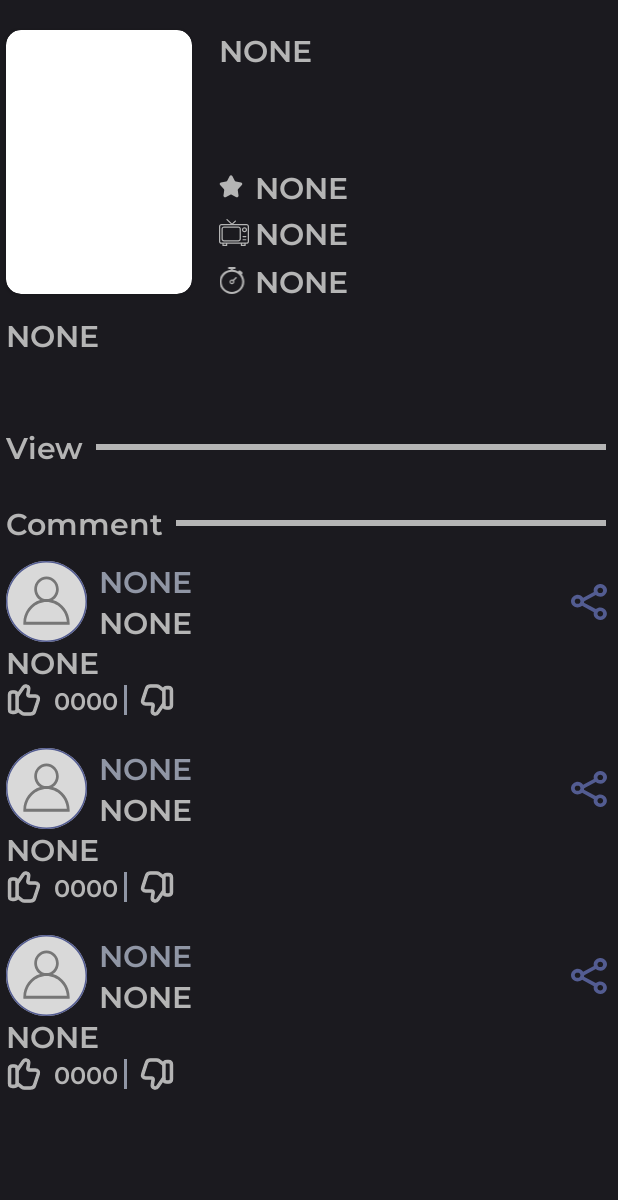
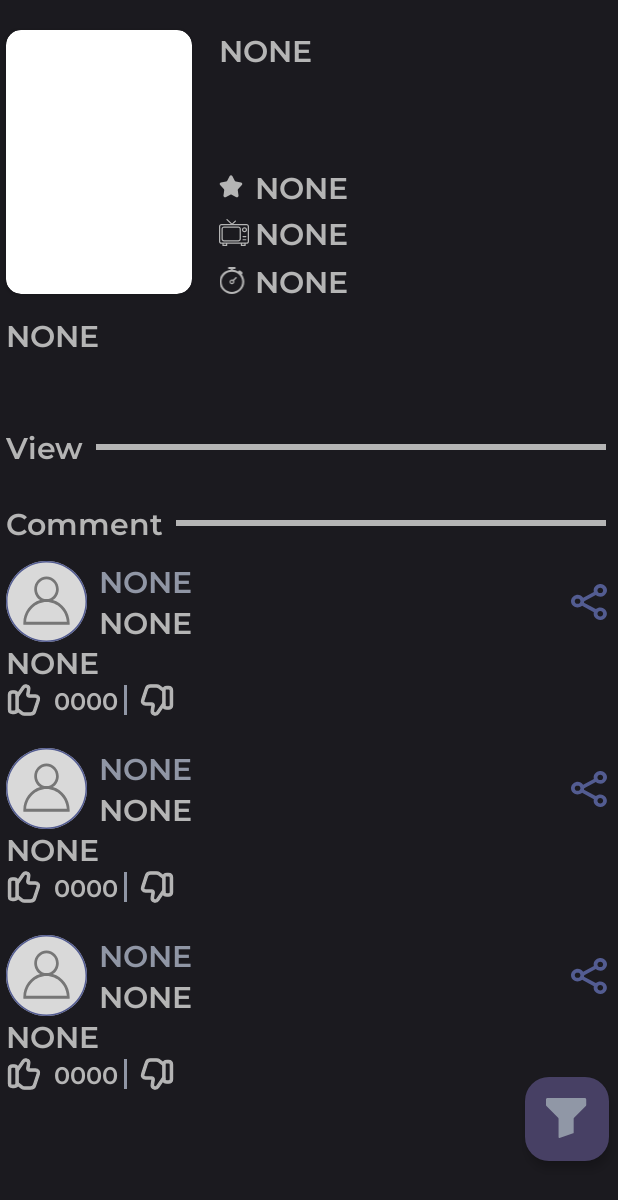
Before and after one commit to Kirixo/NyaCawa, an Android app: the layout fragment_anime_player.xml on its own in the app's theme, with its tools: preview values and no code run, on a phone screen of 412 x 824 dp. Shown: the top 1200 px of the screen. Run offline under Robolectric (Android 15) with nearby library versions, the phone set to English and light mode, and no system bars.

```diff
--- /dev/null
+++ b/app/src/main/java/com/project/nyacawa/presentation/ui/alert_dialog/FilterClick.kt
@@ -0,0 +1,4 @@
+package com.project.nyacawa.presentation.ui.alert_dialog
+
+
+typealias onFilterYearClick = (Int) -> Unit
--- a/app/src/main/java/com/project/nyacawa/presentation/ui/fragments/Catalog.kt
+++ b/app/src/main/java/com/project/nyacawa/presentation/ui/fragments/Catalog.kt
@@ -23,6 +23,8 @@ class Catalog : Fragment() {
 
     private lateinit var binding: FragmentCatalogBinding
     private var columnCount = 3
+    private val yearIndex = -1;
+    private val seasonIndex = -1;
 
 
     override fun onCreate(savedInstanceState: Bundle?) {
@@ -55,6 +57,7 @@ class Catalog : Fragment() {
             adapter = CatalogAdapter(AnimeDataPlaceholder.ITEMS, click)
         }
 
+
         binding.fabFilter.setOnClickListener{
             val dialog = FilterDialog()
 
--- a/app/src/main/java/com/project/nyacawa/presentation/ui/fragments/MainMenu.kt
+++ b/app/src/main/java/com/project/nyacawa/presentation/ui/fragments/MainMenu.kt
@@ -46,8 +46,6 @@ class MainMenu : Fragment(){
 
 
     companion object{
-
-
         private fun animeListHorizontal(context: Context?, scrollView: RecyclerView, onAnimeClick: onAnimeClick){
             //TODO("The filling should not be here")
 
@@ -58,8 +56,6 @@ class MainMenu : Fragment(){
 
             scrollView.adapter = AnimeScrollBarAdapter(dataList, onAnimeClick)
         }
-
-
     }
 
 
--- /dev/null
+++ b/app/src/main/res/drawable/send.xml
@@ -0,0 +1,13 @@
+<?xml version="1.0" encoding="utf-8"?>
+<vector xmlns:android="http://schemas.android.com/apk/res/android"
+    android:width="40dp"
+    android:height="40dp"
+    android:viewportWidth="40"
+    android:viewportHeight="40">
+    <path
+        android:fillColor="#FF323142"
+        android:pathData="M20 0A20 20 0 1 0 20 40 20 20 0 1 0 20 0z"/>
+    <path
+        android:fillColor="#FF535C91"
+        android:pathData="M31 18.27c1.33 0.77 1.33 2.7 0 3.46L16 30.4c-1.33 0.77-3-0.19-3-1.73V11.34c0-1.54 1.67-2.5 3-1.73l15 8.66Z"/>
+</vector>
--- a/app/src/main/res/layout/fragment_anime_player.xml
+++ b/app/src/main/res/layout/fragment_anime_player.xml
@@ -1,16 +1,32 @@
 <?xml version="1.0" encoding="utf-8"?>
-<ScrollView xmlns:android="http://schemas.android.com/apk/res/android"
+<androidx.constraintlayout.widget.ConstraintLayout xmlns:android="http://schemas.android.com/apk/res/android"
     xmlns:tools="http://schemas.android.com/tools"
     android:layout_width="match_parent"
     android:layout_height="match_parent"
     xmlns:app="http://schemas.android.com/apk/res-auto"
     tools:context=".presentation.ui.fragments.AnimePlayerFragment">
 
-    <androidx.constraintlayout.widget.ConstraintLayout
-        android:layout_width="match_parent"
+    <com.google.android.material.floatingactionbutton.FloatingActionButton
+        android:id="@+id/fab_add_comment"
         android:layout_height="wrap_content"
-        app:layout_constraintTop_toTopOf="parent"
+        android:layout_width="wrap_content"
+        app:layout_constraintBottom_toBottomOf="parent"
+        app:layout_constraintEnd_toEndOf="parent"
+        android:layout_marginBottom="50dp"
+        android:layout_marginEnd="6dp"
+        android:src="@drawable/filter_ico"
+        app:fabSize="normal"
+        android:backgroundTint="#474064"
+        app:tint="#9097A6"
+        app:maxImageSize="27dp"
+        android:scaleType="center"
+        app:elevation="4dp"
+        android:contentDescription="TODO"
         >
+
+    </com.google.android.material.floatingactionbutton.FloatingActionButton>
+
+
 
     <androidx.cardview.widget.CardView
         android:id="@+id/_anime_poster"
@@ -212,11 +228,66 @@
         >
     </View>
 
+    <androidx.constraintlayout.widget.ConstraintLayout
+        android:layout_width="match_parent"
+        android:layout_height="wrap_content"
+        android:id="@+id/write_comment"
+        app:layout_constraintTop_toBottomOf="@id/_comment"
+        android:layout_marginTop="8dp"
+        android:visibility="gone"
+        android:background="#3D3D45"
+        >
+
+        <com.project.nyacawa.presentation.ui.views.AccountField
+            android:id="@+id/account"
+            android:layout_width="match_parent"
+            android:layout_height="wrap_content"
+            app:layout_constraintTop_toTopOf="parent"
+            android:layout_marginStart="4dp"
+            android:layout_marginEnd="4dp"
+            android:layout_marginTop="4dp"
+            >
+        </com.project.nyacawa.presentation.ui.views.AccountField>
+
+        <EditText
+            android:id="@+id/comment_text"
+            android:layout_width="0dp"
+            android:layout_height="wrap_content"
+            app:layout_constraintStart_toStartOf="@id/account"
+            app:layout_constraintEnd_toEndOf="@id/account"
+            app:layout_constraintTop_toBottomOf="@id/account"
+            style="@style/Text.T2"
+            android:hint="@string/write_input"
+            android:textColorHint="@color/hint_text"
+            android:background="@color/trans"
+            >
+        </EditText>
+
+        <androidx.appcompat.widget.AppCompatImageButton
+            android:id="@+id/send_button"
+            app:layout_constraintTop_toBottomOf="@id/comment_text"
+            app:layout_constraintEnd_toEndOf="parent"
+            android:layout_marginTop="4dp"
+            android:layout_width="40dp"
+            android:layout_height="40dp"
+            android:background="@drawable/send"
+            >
+        </androidx.appcompat.widget.AppCompatImageButton>
+
+        <Space
+            android:layout_width="match_parent"
+            android:layout_height="16dp"
+            app:layout_constraintTop_toBottomOf="@id/comment_text"
+            >
+        </Space>
+
+    </androidx.constraintlayout.widget.ConstraintLayout>
+
     <androidx.recyclerview.widget.RecyclerView
         android:layout_width="match_parent"
         android:layout_height="wrap_content"
         android:id="@+id/comment_list"
-            app:layout_constraintTop_toBottomOf="@id/_comment"
+        app:layout_constraintTop_toBottomOf="@id/write_comment"
         android:layout_marginTop="8dp"
         tools:listitem="@layout/view_comment_blank"
         tools:context=".presentation.ui.fragments.AnimePlayerFragment"
@@ -224,6 +295,6 @@
         >
     </androidx.recyclerview.widget.RecyclerView>
 
+
+
 </androidx.constraintlayout.widget.ConstraintLayout>
-
-</ScrollView>
```
Also changed, not shown: app/src/main/java/com/project/nyacawa/domain/adapters/YearsScrolAdapter.kt (added, +55 -0 lines), app/src/main/java/com/project/nyacawa/domain/placeholder/CommentsDataPlaceholder.kt (+1 -9 lines), app/src/main/java/com/project/nyacawa/favorite.kt (added, +59 -0 lines), app/src/main/java/com/project/nyacawa/presentation/ui/MainActivity.kt (+3 -4 lines), app/src/main/java/com/project/nyacawa/presentation/ui/alert_dialog/FilterDialog.kt (+65 -3 lines), app/src/main/java/com/project/nyacawa/presentation/ui/fragments/AnimePlayerFragment.kt (+24 -1 lines), app/src/main/res/drawable/years_button_active_background.xml (added, +12 -0 lines), app/src/main/res/layout/dialog_filter.xml (+12 -12 lines), app/src/main/res/layout/filter_button.xml (added, +24 -0 lines), app/src/main/res/layout/fragment_favorite.xml (added, +14 -0 lines). Lines whose indentation alone changed are shown as unchanged.
